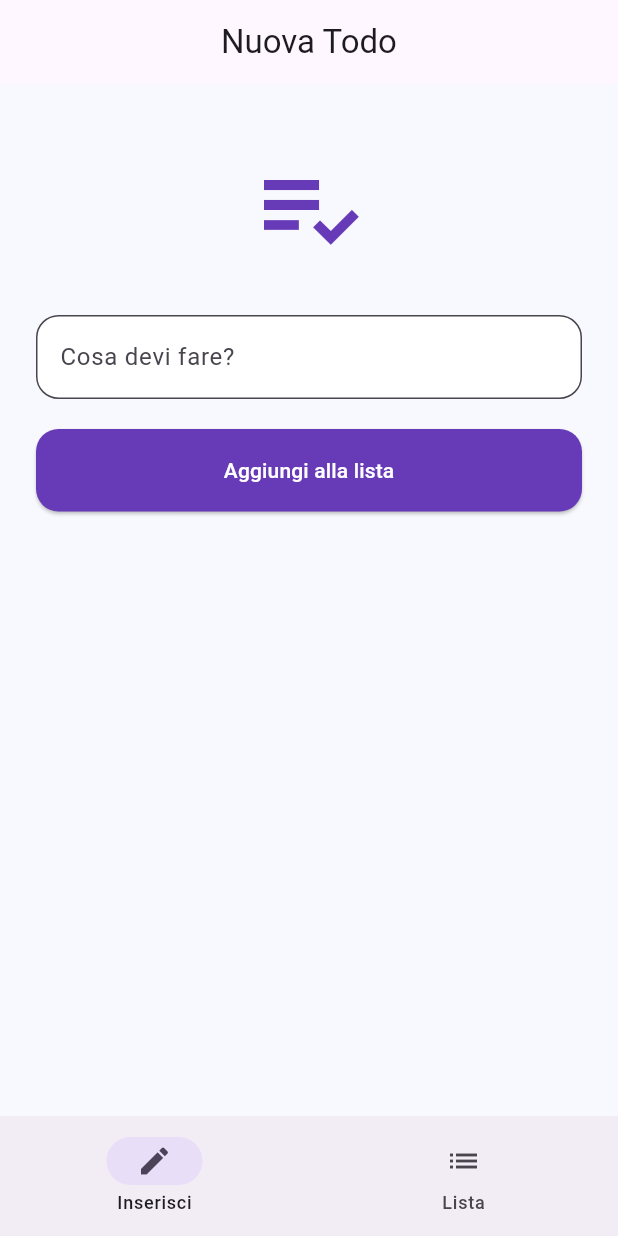
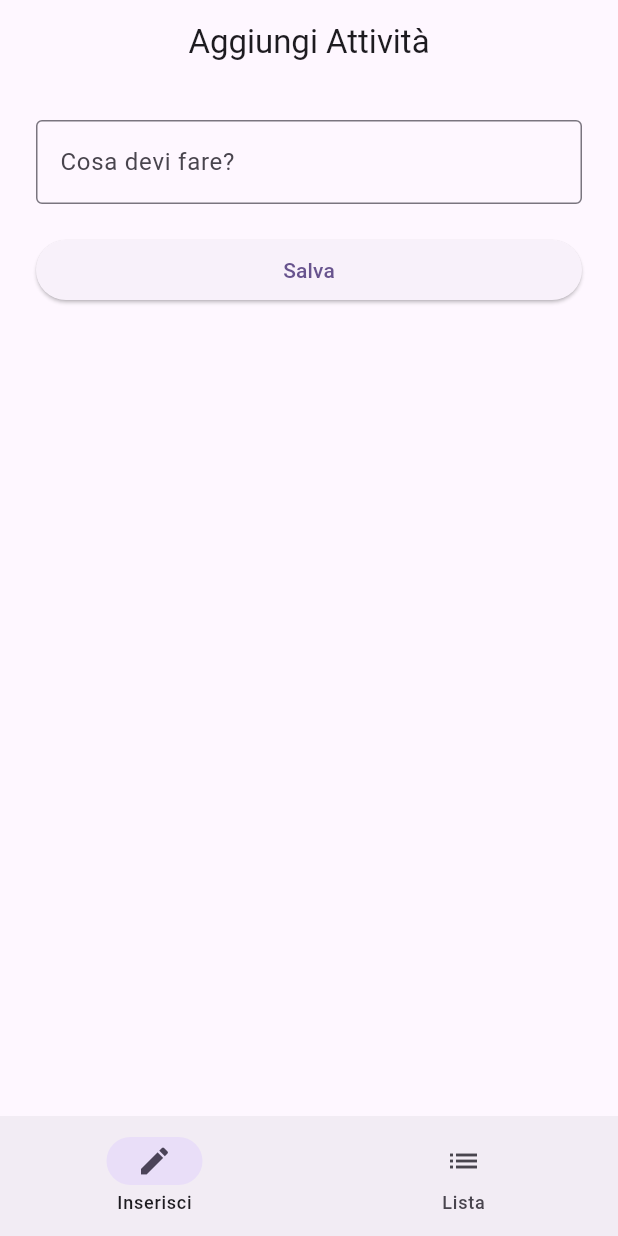
Before and after one commit to Torsello2007/esercitazione-flutter, a Flutter app: the screen it shows after launch, on a phone screen of 412 x 824 dp. Run offline on Flutter 3.47's test engine with Material 3 defaults, Android fonts, the phone set to English and light mode, and no system bars; our stand-ins replace go_router.

Commit message:
Salvataggio finale TodoApp

```diff
--- a/mio_progetto/lib/main.dart
+++ b/mio_progetto/lib/main.dart
@@ -10,11 +10,7 @@ class MyApp extends StatelessWidget {
   Widget build(BuildContext context) {
     return MaterialApp.router(
       debugShowCheckedModeBanner: false,
-      theme: ThemeData(
-        useMaterial3: true,
-        colorSchemeSeed: Colors.deepPurple,
-        scaffoldBackgroundColor: const Color(0xFFF8F9FE),
-      ),
+      theme: ThemeData(useMaterial3: true, colorSchemeSeed: Colors.deepPurple),
       routerConfig: appRouter,
     );
   }
@@ -31,40 +27,23 @@ class _InputPageState extends State<InputPage> {
   @override
   Widget build(BuildContext context) {
     return Scaffold(
-      appBar: AppBar(title: const Text('Nuova Todo'), centerTitle: true),
+      appBar: AppBar(title: const Text('Aggiungi Attività'), centerTitle: true),
       body: Padding(
         padding: const EdgeInsets.all(24),
         child: Column(
           children: [
-            const SizedBox(height: 20),
-            const Icon(Icons.playlist_add_check, size: 80, color: Colors.deepPurple),
-            const SizedBox(height: 30),
-            TextField(
-              controller: _controller,
-              decoration: InputDecoration(
-                labelText: 'Cosa devi fare?',
-                filled: true,
-                fillColor: Colors.white,
-                border: OutlineInputBorder(borderRadius: BorderRadius.circular(15)),
-              ),
-            ),
+            TextField(controller: _controller, decoration: const InputDecoration(labelText: 'Cosa devi fare?', border: OutlineInputBorder())),
             const SizedBox(height: 20),
             SizedBox(
               width: double.infinity,
-              height: 55,
               child: ElevatedButton(
-                style: ElevatedButton.styleFrom(
-                  backgroundColor: Colors.deepPurple,
-                  foregroundColor: Colors.white,
-                  shape: RoundedRectangleBorder(borderRadius: BorderRadius.circular(15)),
-                ),
                 onPressed: () {
                   if (_controller.text.isNotEmpty) {
                     setState(() { todoList.add(_controller.text); _controller.clear(); });
-                    ScaffoldMessenger.of(context).showSnackBar(const SnackBar(content: Text('Salvato con successo!')));
+                    ScaffoldMessenger.of(context).showSnackBar(const SnackBar(content: Text('Salvato!')));
                   }
                 },
-                child: const Text('Aggiungi alla lista'),
+                child: const Text('Salva'),
               ),
             ),
           ],
@@ -84,20 +63,15 @@ class _ListPageState extends State<ListPage> {
   @override
   Widget build(BuildContext context) {
     return Scaffold(
-      appBar: AppBar(title: const Text('I tuoi impegni'), centerTitle: true),
+      appBar: AppBar(title: const Text('La mia Lista'), centerTitle: true),
       body: todoList.isEmpty
-        ? const Center(child: Text('Nessun impegno salvato.'))
+        ? const Center(child: Text('Lista vuota'))
         : ListView.builder(
-            padding: const EdgeInsets.all(16),
             itemCount: todoList.length,
             itemBuilder: (context, index) => Card(
-              margin: const EdgeInsets.only(bottom: 10),
               child: ListTile(
-                title: Text(todoList[index], style: const TextStyle(fontWeight: FontWeight.bold)),
-                trailing: IconButton(
-                  icon: const Icon(Icons.delete_outline, color: Colors.red),
-                  onPressed: () => setState(() => todoList.removeAt(index)),
-                ),
+                title: Text(todoList[index]),
+                trailing: IconButton(icon: const Icon(Icons.delete), onPressed: () => setState(() => todoList.removeAt(index))),
               ),
             ),
           ),
```
